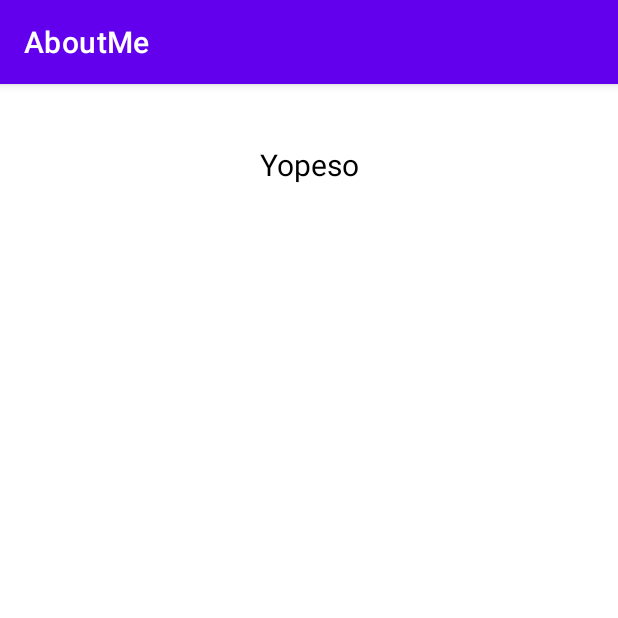
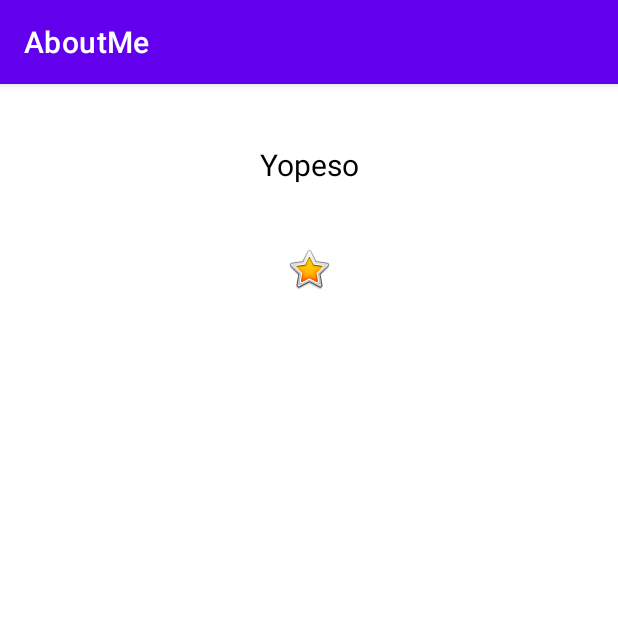
Before and after one commit to BogdanPetrisor/AboutMe, an Android app: the screen it shows after launch (MainActivity), on a phone screen of 412 x 824 dp, the top half of it. Run offline under Robolectric (Android 15) with nearby library versions, the phone set to English and light mode, and no system bars.

Commit message:
Add an Image View

```diff
--- a/app/src/main/res/layout/activity_main.xml
+++ b/app/src/main/res/layout/activity_main.xml
@@ -15,4 +15,12 @@
         android:text="@string/name"
         android:textAlignment="center"
         style="@style/NameStyle" />
+
+    <ImageView
+        android:id="@+id/star_image"
+        android:layout_width="match_parent"
+        android:layout_height="wrap_content"
+        app:srcCompat="@android:drawable/btn_star_big_on"
+        android:layout_margin="16dp"/>
+
 </LinearLayout>
--- a/app/src/main/res/values/strings.xml
+++ b/app/src/main/res/values/strings.xml
@@ -1,4 +1,5 @@
 <resources>
     <string name="app_name">AboutMe</string>
     <string name="name">Yopeso</string>
+    <string name="yellow_star">Yellow star</string>
 </resources>
```
